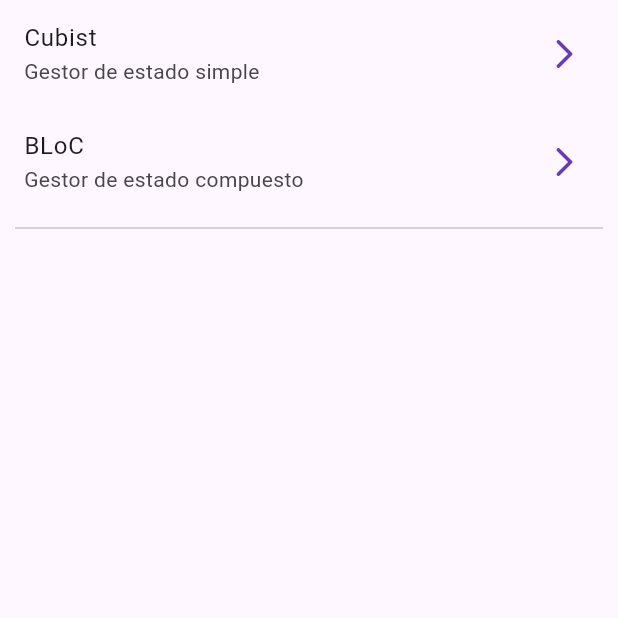
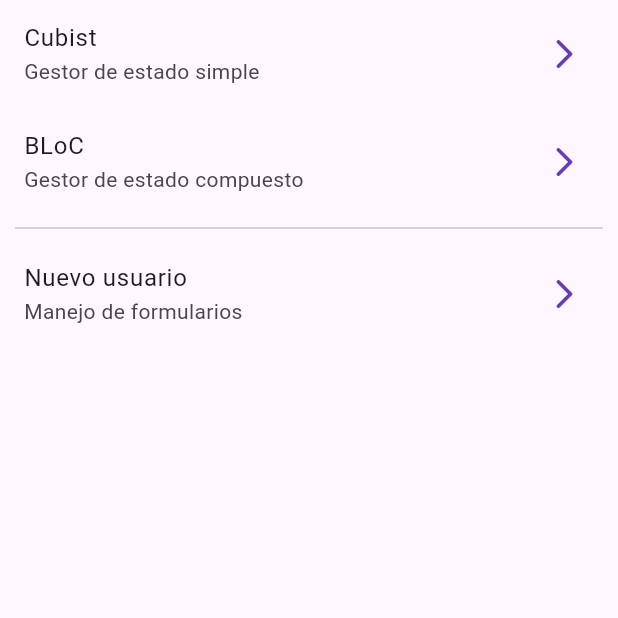
Before and after one commit to AbinadiST/forms_app, a Flutter app: the screen it shows after launch, on a phone screen of 412 x 824 dp, the top half of it. Run offline on Flutter 3.47's test engine with Material 3 defaults, Android fonts, the phone set to English and light mode, and no system bars; our stand-ins replace equatable, flutter_bloc, go_router.

Commit message:
Continuacion de la sección | estamos en S20

```diff
--- a/lib/config/router/app_router.dart
+++ b/lib/config/router/app_router.dart
@@ -2,7 +2,7 @@
 //? se agrega GO_ROUTER | pubspec assist => GO_ROUTER
 
 
-import 'package:forms_app/presentation/screens/screens.dart';
+import 'package:forms_app/presentation/screens/screens.dart';  //* archivo de barril para los SCREENS
 import 'package:go_router/go_router.dart';
 
 final appRouter = GoRouter(
@@ -24,5 +24,10 @@ final appRouter = GoRouter(
       builder: (context, state) => const BlocCounterScreen(),
     ),
 
+    GoRoute(
+      path: '/new-usar',
+      builder: (context, state) => const RegisterScreen(),
+    ),
+
   ]
 );
--- a/lib/presentation/screens/home_screen.dart
+++ b/lib/presentation/screens/home_screen.dart
@@ -31,7 +31,14 @@ class HomeScreen extends StatelessWidget {
           const Padding(
             padding: EdgeInsets.symmetric(horizontal: 10),
             child: Divider()
-            )
+            ),
+
+          ListTile(
+            title: const Text('Nuevo usuario'),
+            subtitle: const Text('Manejo de formularios'),
+            trailing: const Icon( Icons.arrow_forward_ios_rounded ),
+            onTap: () => context.push('/new-usar'),
+          ),
         ],
       ),
     );
--- a/lib/presentation/screens/screens.dart
+++ b/lib/presentation/screens/screens.dart
@@ -6,3 +6,4 @@
 export 'bloc_counter_screen.dart';
 export 'cubit_counter_screen.dart';
 export 'home_screen.dart';
+export 'register_screen.dart';
```
Also changed, not shown: lib/presentation/screens/register_screen.dart (added, +24 -0 lines).
